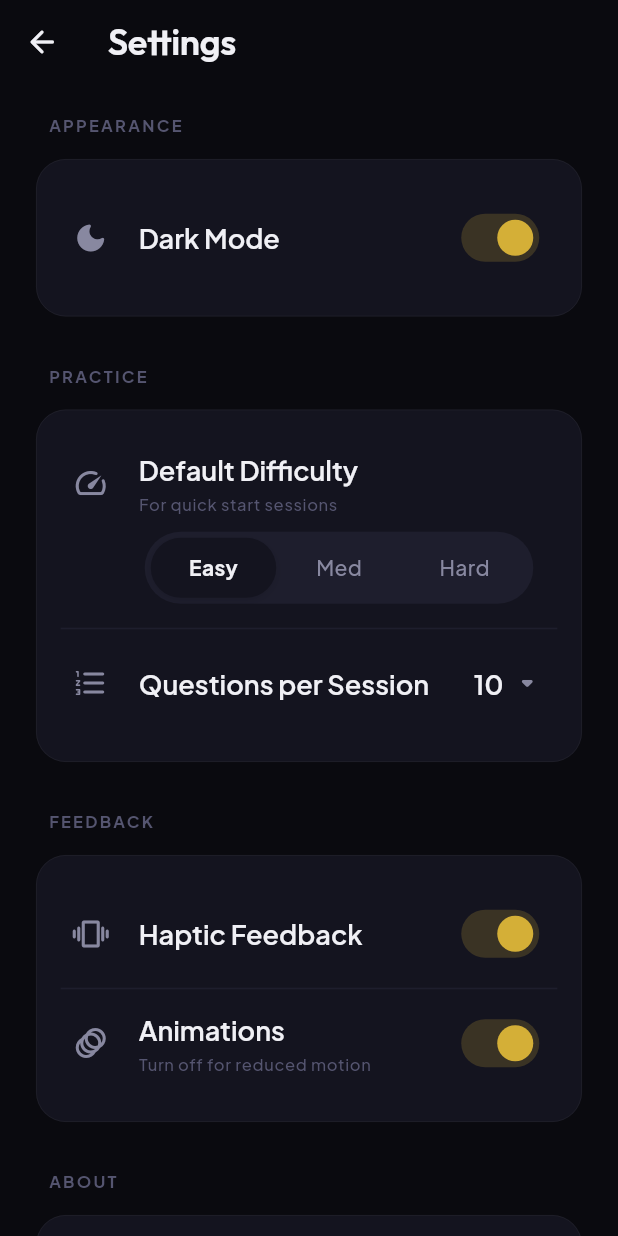
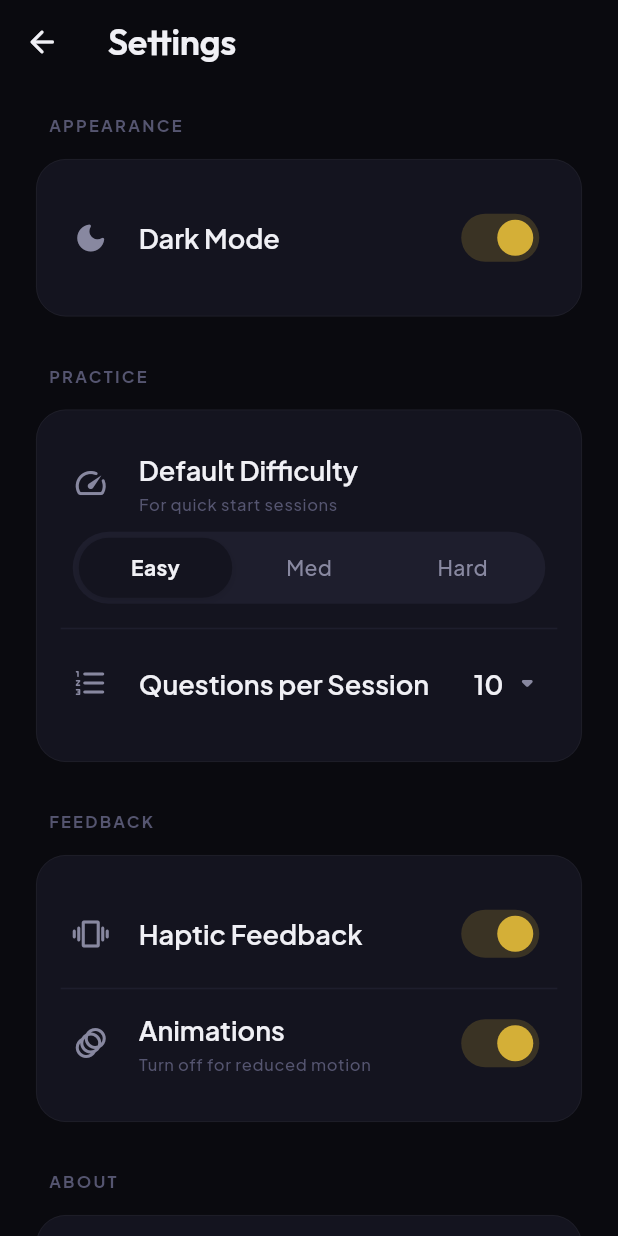
Before and after one commit to liebertjohan-art/zenmath, a Flutter app: the SettingsScreen screen opened by its route, on a phone screen of 412 x 824 dp. Run offline on Flutter 3.47's test engine with Material 3 defaults, Android fonts, the phone set to English and light mode, and no system bars; our stand-ins replace fl_chart, flutter_riverpod, go_router, google_fonts, isar, shared_preferences; accounts and stored records are empty; generated files the repository leaves out were written again.

Commit message:
fix(ux): add stretch smooth scroll physics, fix settings difficulty pill alignment, enable haptics permission, and fix accuracy trend chart

```diff
--- a/lib/core/utils/haptics.dart
+++ b/lib/core/utils/haptics.dart
@@ -1,23 +1,29 @@
 import 'package:flutter/services.dart';
 
 class ZenHaptics {
+  static bool enabled = true;
+
   /// Use for standard taps, numpad entry, button press
   static void light() {
+    if (!enabled) return;
     HapticFeedback.lightImpact();
   }
 
   /// Use for correct answer, task completion
   static void medium() {
+    if (!enabled) return;
     HapticFeedback.mediumImpact();
   }
 
   /// Use for wrong answer, errors, destructive actions
   static void heavy() {
+    if (!enabled) return;
     HapticFeedback.heavyImpact();
   }
 
   /// Use for tab switching, segmented control toggles, sliders
   static void selection() {
+    if (!enabled) return;
     HapticFeedback.selectionClick();
   }
 }
--- a/lib/features/history/history_screen.dart
+++ b/lib/features/history/history_screen.dart
@@ -57,7 +57,7 @@ class _HistoryScreenState extends ConsumerState<HistoryScreen> {
             color: tokens.primary,
             backgroundColor: tokens.surfaceVariant,
             child: ListView.builder(
-              physics: const AlwaysScrollableScrollPhysics(parent: BouncingScrollPhysics()),
+              physics: const AlwaysScrollableScrollPhysics(),
               padding: const EdgeInsets.fromLTRB(ZenSpacing.xl, ZenSpacing.lg, ZenSpacing.xl, 100),
               itemCount: sessions.length,
               itemBuilder: (context, index) {
--- a/lib/features/settings/settings_screen.dart
+++ b/lib/features/settings/settings_screen.dart
@@ -30,7 +30,6 @@ class SettingsScreen extends ConsumerWidget {
       ),
       body: ListView(
         padding: const EdgeInsets.symmetric(horizontal: ZenSpacing.xl, vertical: ZenSpacing.lg),
-        physics: const BouncingScrollPhysics(),
         children: [
           _buildSectionTitle(context, tokens, 'APPEARANCE'),
           ZenCard(
@@ -69,7 +68,7 @@ class SettingsScreen extends ConsumerWidget {
                   trailing: const SizedBox.shrink(),
                 ),
                 Padding(
-                  padding: const EdgeInsets.only(left: 56, right: ZenSpacing.md, bottom: ZenSpacing.md),
+                  padding: const EdgeInsets.fromLTRB(ZenSpacing.xs, 0, ZenSpacing.xs, ZenSpacing.md),
                   child: ZenSegmentedControl<String>(
                     groupValue: settings.defaultDifficulty,
                     values: const ['easy', 'medium', 'hard'],
--- a/lib/main.dart
+++ b/lib/main.dart
@@ -106,10 +106,18 @@ final _router = GoRouter(
   ],
 );
 
-class _ZenScrollBehavior extends ScrollBehavior {
+class _ZenScrollBehavior extends MaterialScrollBehavior {
+  @override
+  Widget buildOverscrollIndicator(BuildContext context, Widget child, ScrollableDetails details) {
+    return StretchingOverscrollIndicator(
+      axisDirection: details.direction,
+      child: child,
+    );
+  }
+
   @override
   ScrollPhysics getScrollPhysics(BuildContext context) {
-    return const BouncingScrollPhysics(parent: AlwaysScrollableScrollPhysics());
+    return const ClampingScrollPhysics(parent: AlwaysScrollableScrollPhysics());
   }
 }
 
--- a/lib/providers/settings_provider.dart
+++ b/lib/providers/settings_provider.dart
@@ -1,5 +1,6 @@
 import 'package:flutter_riverpod/flutter_riverpod.dart';
 import 'package:shared_preferences/shared_preferences.dart';
+import '../core/utils/haptics.dart';
 
 class AppSettings {
   final String defaultDifficulty;
@@ -40,10 +41,12 @@ class SettingsNotifier extends StateNotifier<AppSettings> {
 
   Future<void> _loadSettings() async {
     final prefs = await SharedPreferences.getInstance();
+    final haptics = prefs.getBool('hapticsEnabled') ?? true;
+    ZenHaptics.enabled = haptics;
     state = AppSettings(
       defaultDifficulty: prefs.getString('defaultDifficulty') ?? 'easy',
       questionCount: prefs.getInt('questionCount') ?? 10,
-      hapticsEnabled: prefs.getBool('hapticsEnabled') ?? true,
+      hapticsEnabled: haptics,
       animationsEnabled: prefs.getBool('animationsEnabled') ?? true,
     );
   }
@@ -61,6 +64,7 @@ class SettingsNotifier extends StateNotifier<AppSettings> {
   }
 
   Future<void> toggleHaptics(bool val) async {
+    ZenHaptics.enabled = val;
     state = state.copyWith(hapticsEnabled: val);
     final prefs = await SharedPreferences.getInstance();
     await prefs.setBool('hapticsEnabled', val);
```
Also changed, not shown: lib/features/stats/stats_screen.dart (+38 -17 lines), lib/providers/progress_provider.dart (+8 -3 lines), 1 other file.
